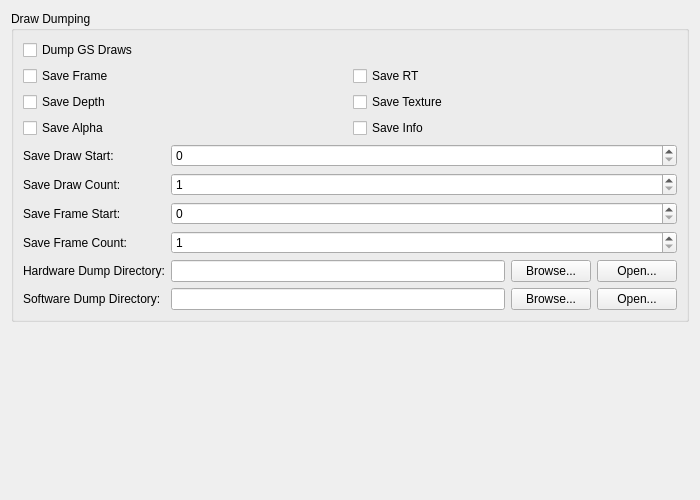
Above: pcsx2-qt/Settings/DebugGSSettingsTab.ui from PCSX2/pcsx2 before the change. Below: the same form after it.
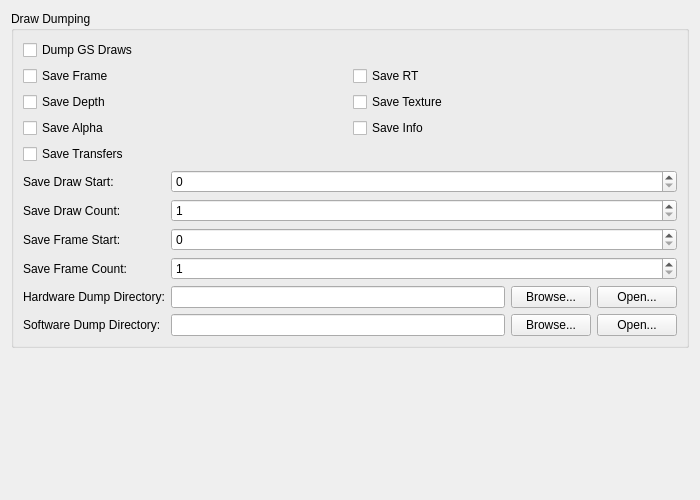
That is the form after the change.

Commit message: GS: Add dumping of transfer bitmaps.

```diff
--- a/pcsx2-qt/Settings/DebugGSSettingsTab.ui
+++ b/pcsx2-qt/Settings/DebugGSSettingsTab.ui
@@ -71,6 +71,13 @@
           </property>
          </widget>
         </item>
+        <item row="4" column="0">
+         <widget class="QCheckBox" name="saveTransfers">
+          <property name="text">
+           <string>Save Transfers</string>
+          </property>
+         </widget>
+        </item>
        </layout>
       </item>
       <item row="1" column="0">
```
The commit also changes 8 other files.
